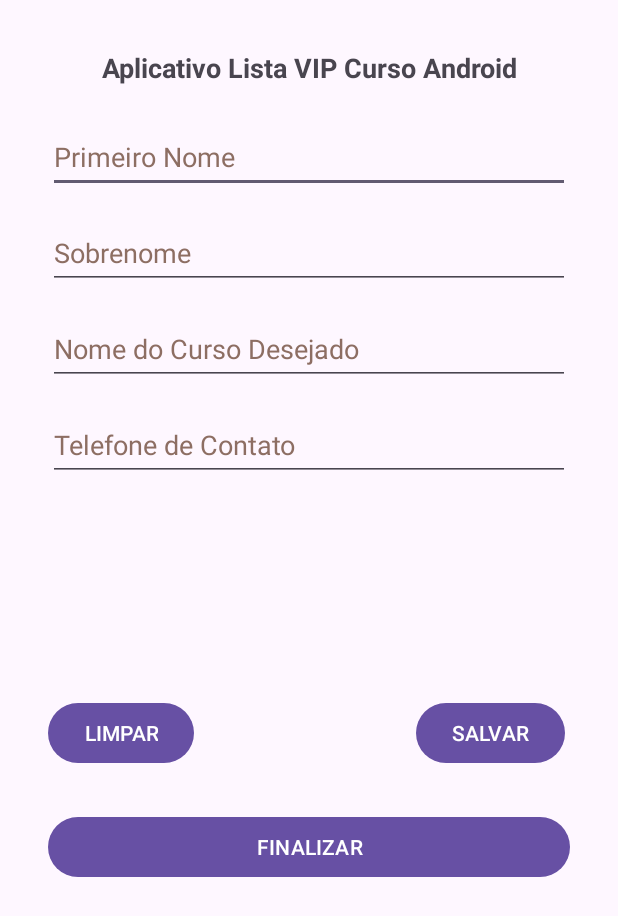
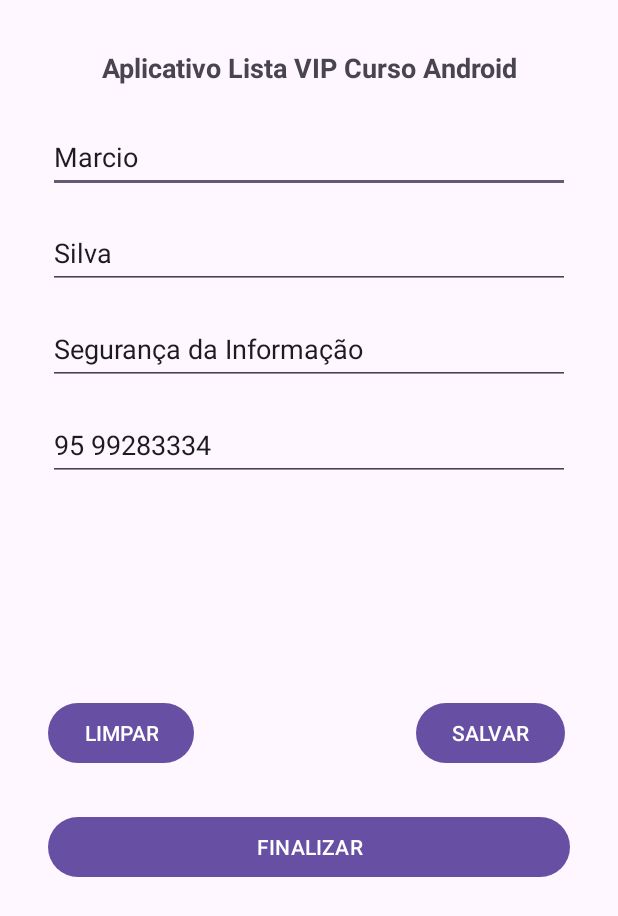
Before and after one commit to Marcio44/AppsAndroid2023, an Android app: the screen it shows after launch (MainActivity), on a phone screen of 412 x 824 dp. Shown: the top 916 px of the screen. Run offline under Robolectric (Android 15) with nearby library versions, the phone set to English and light mode, and no system bars.

Commit message:
Programação em java com os editTexts e Buttons junto à interface com o usuário.

```diff
--- a/AppListaCurso/app/src/main/java/devandroid/silva/AppListaCurso/View/MainActivity.java
+++ b/AppListaCurso/app/src/main/java/devandroid/silva/AppListaCurso/View/MainActivity.java
@@ -3,6 +3,10 @@ package devandroid.silva.AppListaCurso.View;
 import androidx.appcompat.app.AppCompatActivity;
 import android.os.Bundle;
 import android.util.Log;
+import android.view.View;
+import android.widget.Button;
+import android.widget.EditText;
+import android.widget.Toast;
 
 import devandroid.silva.AppListaCurso.Model.Pessoa;
 import devandroid.silva.AppListaCurso.R;
@@ -15,6 +19,15 @@ public class MainActivity extends AppCompatActivity {
     String dadosPessoa;
     String dadosOutraPessoa;
 
+    EditText editPrimeiroNome;
+    EditText editSobreNome;
+    EditText editNomeCurso;
+    EditText editTelefoneContato;
+
+    Button btnLimpar;
+    Button btnSalvar;
+    Button btnFinalizar;
+
     @Override
     protected void onCreate(Bundle savedInstanceState) {
         super.onCreate(savedInstanceState);
@@ -26,6 +39,50 @@ public class MainActivity extends AppCompatActivity {
         pessoa.setCursoDesejado("Segurança da Informação");
         pessoa.setTelefoneContato("95 99283334");
 
+       editPrimeiroNome = findViewById(R.id.editPrimeiroNome);
+       editSobreNome = findViewById(R.id.editSobreNome);
+       editNomeCurso = findViewById(R.id.editNomeCurso);
+       editTelefoneContato = findViewById(R.id.editTelefoneContato);
+
+       btnLimpar = findViewById(R.id.btnLimpar);
+       btnSalvar = findViewById(R.id.btnSalvar);
+       btnFinalizar = findViewById(R.id.btnFinalizar);
+
+       editPrimeiroNome.setText(pessoa.getPrimeiroNome());
+        editSobreNome.setText(pessoa.getSobreNome());
+        editNomeCurso.setText(pessoa.getCursoDesejado());
+        editTelefoneContato.setText(pessoa.getTelefoneContato());
+
+        btnLimpar.setOnClickListener(new View.OnClickListener() {
+            @Override
+            public void onClick(View view) {
+                editPrimeiroNome.setText("");
+                editSobreNome.setText("");
+                editNomeCurso.setText("");
+                editTelefoneContato.setText("");
+            }
+        });
+
+        btnSalvar.setOnClickListener(new View.OnClickListener() {
+            @Override
+            public void onClick(View view) {
+              pessoa.setPrimeiroNome(editPrimeiroNome.getText().toString());
+              pessoa.setSobreNome(editSobreNome.getText().toString());
+              pessoa.setCursoDesejado(editNomeCurso.getText().toString());
+              pessoa.setTelefoneContato(editTelefoneContato.getText().toString());
+              Toast.makeText(MainActivity.this,"Operação Realizada com Sucesso! "+ pessoa.toString(),Toast.LENGTH_LONG).show();
+
+
+            }
+        });
+
+        btnFinalizar.setOnClickListener(new View.OnClickListener() {
+            @Override
+            public void onClick(View view) {
+                Toast.makeText(MainActivity.this,"Até Breve",Toast.LENGTH_LONG).show();
+                finish();
+            }
+        });
         dadosPessoa = pessoa.getPrimeiroNome();
         dadosPessoa = pessoa.getSobreNome();
         dadosPessoa = pessoa.getCursoDesejado();
```
